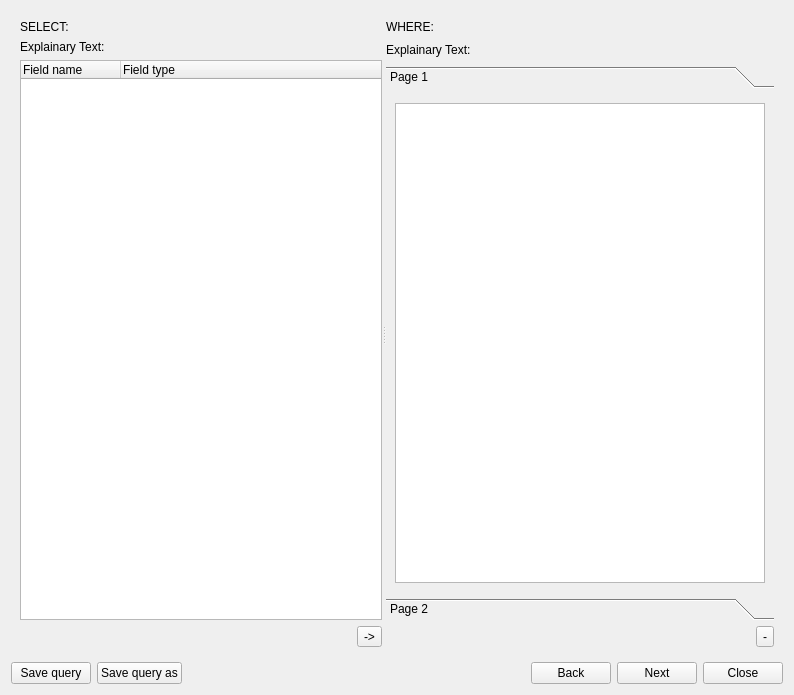
Crystal-Photonics/crystalTestFrameworkApp, file src/Windows/reporthistoryquery.ui: the form before one commit.
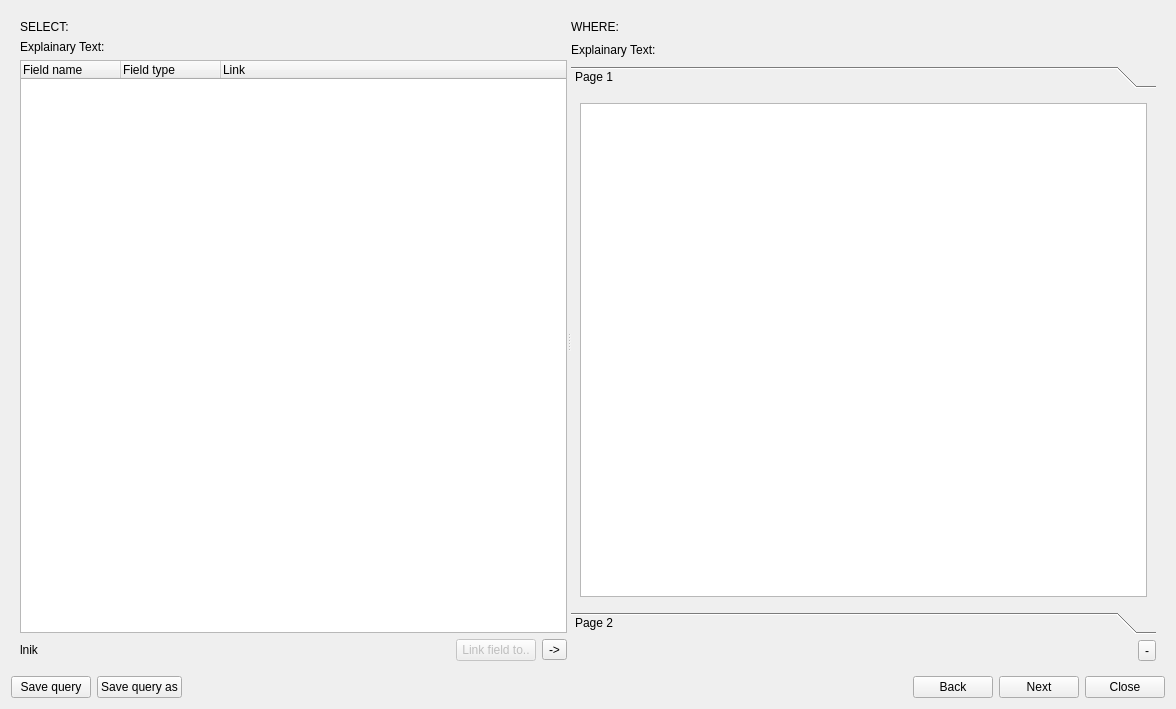
The form after the commit. The open tabs and pages were chosen to show the change.

Commit message: -refs #1176 "report history" -closes #1236: table ui -closes #1233: link check -a test crashes

Patch:
```diff
--- a/src/Windows/reporthistoryquery.ui
+++ b/src/Windows/reporthistoryquery.ui
@@ -6,8 +6,8 @@
    <rect>
     <x>0</x>
     <y>0</y>
-    <width>794</width>
-    <height>695</height>
+    <width>1176</width>
+    <height>709</height>
    </rect>
   </property>
   <property name="windowTitle">
@@ -172,7 +172,7 @@
           <enum>Qt::Horizontal</enum>
          </property>
          <widget class="QWidget" name="layoutWidget">
-          <layout class="QVBoxLayout" name="verticalLayout_3">
+          <layout class="QVBoxLayout" name="verticalLayout_3" stretch="0,0,0,0">
            <item>
             <widget class="QLabel" name="label_4">
              <property name="text">
@@ -193,7 +193,7 @@
            <item>
             <widget class="QTreeWidget" name="tree_query_fields">
              <property name="columnCount">
-              <number>2</number>
+              <number>3</number>
              </property>
              <column>
               <property name="text">
@@ -205,10 +205,25 @@
                <string notr="true">Field type</string>
               </property>
              </column>
+             <column>
+              <property name="text">
+               <string>Link</string>
+              </property>
+             </column>
             </widget>
            </item>
            <item>
-            <layout class="QHBoxLayout" name="horizontalLayout_6">
+            <layout class="QHBoxLayout" name="horizontalLayout_6" stretch="5,1,1,10">
+             <item>
+              <widget class="QLabel" name="lbl_link">
+               <property name="text">
+                <string>lnik</string>
+               </property>
+               <property name="wordWrap">
+                <bool>true</bool>
+               </property>
+              </widget>
+             </item>
              <item>
               <spacer name="horizontalSpacer_5">
                <property name="orientation">
@@ -222,6 +237,16 @@
                </property>
               </spacer>
              </item>
+             <item>
+              <widget class="QPushButton" name="btn_link_field_to">
+               <property name="enabled">
+                <bool>false</bool>
+               </property>
+               <property name="text">
+                <string>Link field to..</string>
+               </property>
+              </widget>
+             </item>
              <item>
               <widget class="QToolButton" name="toolButton_3">
                <property name="layoutDirection">
@@ -285,8 +310,8 @@
                <rect>
                 <x>0</x>
                 <y>0</y>
-                <width>388</width>
-                <height>499</height>
+                <width>585</width>
+                <height>513</height>
                </rect>
               </property>
               <attribute name="label">
```
Left out of the diff: 11 changed lines with no effect on the pictures. The commit also changes 6 other files.
